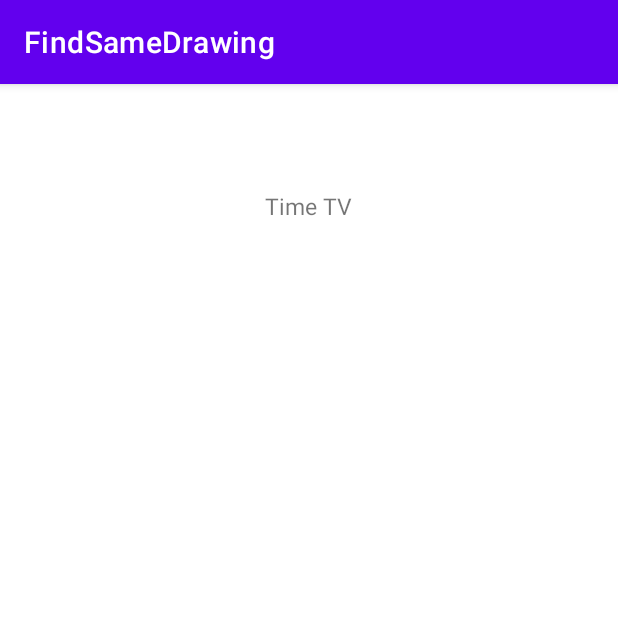
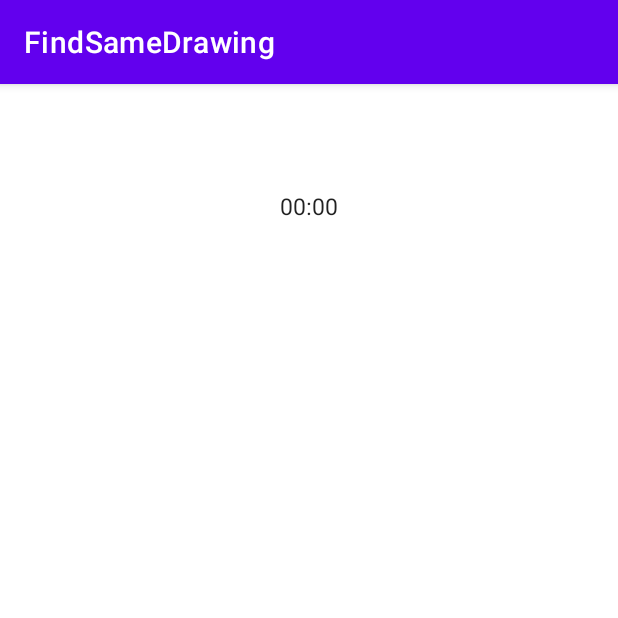
Before and after one commit to seongyunlee/FindSameDrawingApp, an Android app: the screen it shows after launch (GameActivity), on a phone screen of 412 x 824 dp, the top half of it. Run offline under Robolectric (Android 15) with nearby library versions, the phone set to English and light mode, and no system bars; our stand-ins replace data binding; 2 statements that could not run were skipped.

```diff
--- a/app/src/main/java/edu/skku/cs/findsamedrawing/GameActivity.java
+++ b/app/src/main/java/edu/skku/cs/findsamedrawing/GameActivity.java
@@ -2,10 +2,12 @@ package edu.skku.cs.findsamedrawing;
 
 import androidx.appcompat.app.AppCompatActivity;
 import androidx.databinding.DataBindingUtil;
+import androidx.lifecycle.Observer;
 import androidx.lifecycle.ViewModelProvider;
 
 import android.os.Bundle;
 import android.view.View;
+import android.widget.Chronometer;
 
 import edu.skku.cs.findsamedrawing.databinding.ActivityGameBinding;
 
@@ -20,10 +22,25 @@ public class GameActivity extends AppCompatActivity {
         binding.executePendingBindings();
         viewModel = new ViewModelProvider(this).get(GameViewModel.class);
         setCardBoard();
+        setChronometer();
     }
     private void setCardBoard(){
         CardBoardAdapter adapter = new CardBoardAdapter(viewModel);
         binding.gvCardBoard.setAdapter(adapter);
     }
+    private void setChronometer(){
+        binding.cmClock.setFormat("Time: %s");
+        viewModel.stop.observe(this, new Observer<Boolean>() {
+            @Override
+            public void onChanged(Boolean aBoolean) {
+                if(aBoolean==true){
+                    binding.cmClock.stop();
+                }
+                else{
+                    binding.cmClock.start();
+                }
+            }
+        });
+    }
 
 }
--- a/app/src/main/res/layout/activity_game.xml
+++ b/app/src/main/res/layout/activity_game.xml
@@ -24,16 +24,15 @@
             app:layout_constraintStart_toStartOf="parent"
             app:layout_constraintTop_toTopOf="parent" />
 
-        <TextView
+        <Chronometer
             android:layout_width="wrap_content"
             android:layout_height="wrap_content"
             app:layout_constraintBottom_toTopOf="@id/gv_cardBoard"
             app:layout_constraintStart_toStartOf="@id/gv_cardBoard"
             app:layout_constraintEnd_toEndOf="@id/gv_cardBoard"
             android:layout_marginBottom="8dp"
-            android:text="Time TV"
             android:textSize="15sp"
-            android:id="@+id/tv_elapsedTime"
+            android:id="@+id/cm_clock"
             />
         <TextView
             android:layout_width="wrap_content"
```
